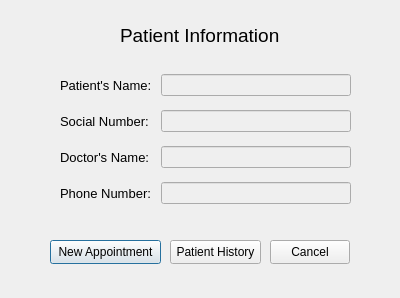
Above: GroupFour_DoctorsOffice/patientpage.ui from KittimasakBunrat/GroupFour_DoctorsOffice before the change. Below: the same form after it.
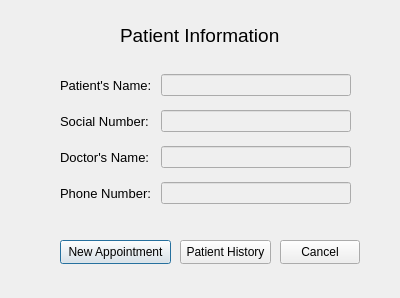
That is the form after the change.

The edit to the form file:
```diff
--- a/GroupFour_DoctorsOffice/patientpage.ui
+++ b/GroupFour_DoctorsOffice/patientpage.ui
@@ -35,7 +35,7 @@
   <widget class="QPushButton" name="pushButton">
    <property name="geometry">
     <rect>
-     <x>50</x>
+     <x>60</x>
      <y>240</y>
      <width>111</width>
      <height>24</height>
@@ -48,7 +48,7 @@
   <widget class="QPushButton" name="pushButton_2">
    <property name="geometry">
     <rect>
-     <x>270</x>
+     <x>280</x>
      <y>240</y>
      <width>80</width>
      <height>24</height>
@@ -164,7 +164,7 @@
   <widget class="QPushButton" name="open_patient_history">
    <property name="geometry">
     <rect>
-     <x>170</x>
+     <x>180</x>
      <y>240</y>
      <width>91</width>
      <height>24</height>
```
